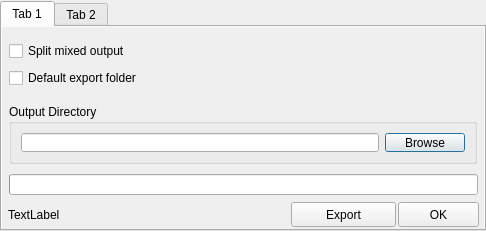
Old version of the form ui/ExportDialog.ui in the repository ImageProcessing-ElectronicPublications/scantailor-deviant.
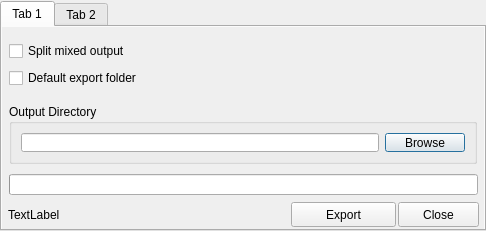
New version of the form.

Diff of the .ui file:
```diff
--- a/ui/ExportDialog.ui
+++ b/ui/ExportDialog.ui
@@ -146,7 +146,7 @@
         </rect>
        </property>
        <property name="text">
-        <string>OK</string>
+        <string>Close</string>
        </property>
       </widget>
       <widget class="QLabel" name="labelFilesProcessed">
```
Left out of the diff: 2 changed lines with no effect on the pictures.
